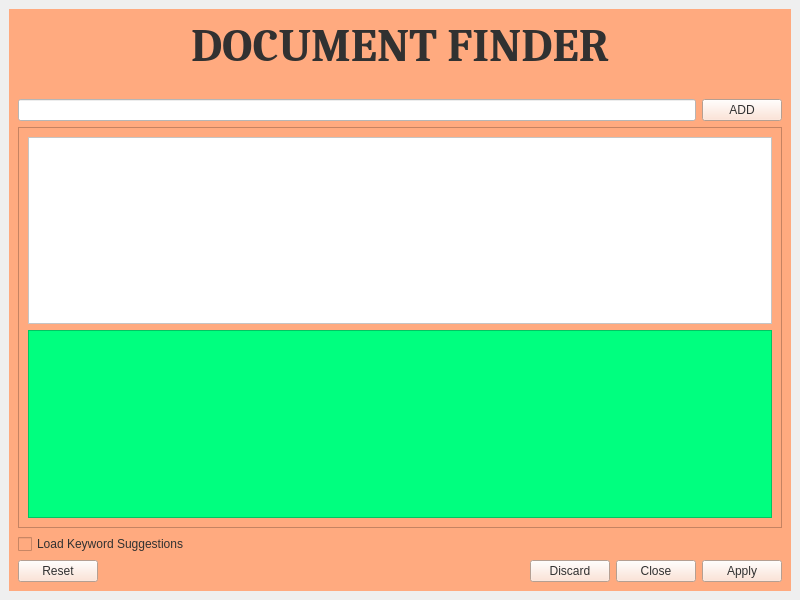
Old version of the form AutoNBS_GUI/sample.ui in the repository harsha0571/Automated_NLP_Based_Data_Handler.
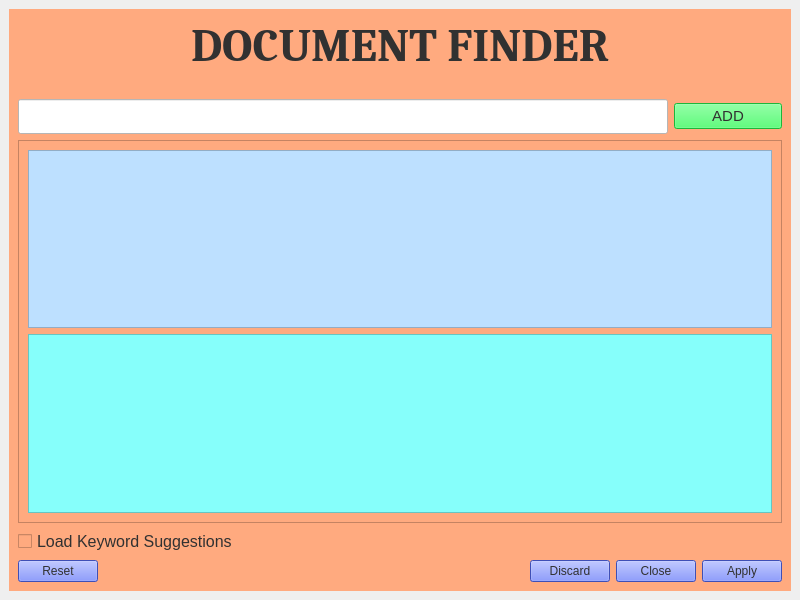
New version of the form. The open tabs and pages were chosen to show the change.

What changed in the file:
```diff
--- a/AutoNBS_GUI/sample.ui
+++ b/AutoNBS_GUI/sample.ui
@@ -226,6 +226,23 @@
          <layout class="QHBoxLayout" name="horizontalLayout">
           <item>
            <widget class="QLineEdit" name="keyEntry">
+            <property name="minimumSize">
+             <size>
+              <width>0</width>
+              <height>35</height>
+             </size>
+            </property>
+            <property name="maximumSize">
+             <size>
+              <width>650</width>
+              <height>16777215</height>
+             </size>
+            </property>
+            <property name="font">
+             <font>
+              <pointsize>13</pointsize>
+             </font>
+            </property>
             <property name="styleSheet">
              <string notr="true">background-color: rgb(255, 255, 255);
  color: rgb(0, 0, 0);</string>
@@ -234,11 +251,25 @@
           </item>
           <item>
            <widget class="QPushButton" name="addKey">
+            <property name="minimumSize">
+             <size>
+              <width>0</width>
+              <height>0</height>
+             </size>
+            </property>
+            <property name="maximumSize">
+             <size>
+              <width>180</width>
+              <height>16777215</height>
+             </size>
+            </property>
+            <property name="font">
+             <font>
+              <pointsize>11</pointsize>
+             </font>
+            </property>
             <property name="styleSheet">
-             <string notr="true">border-color: rgb(0, 0, 0);
-background-color: rgb(254, 222, 205);
-border-left-color: rgb(0, 0, 0);
-border-top-color: rgb(0, 0, 0);</string>
+             <string notr="true">background-color: rgb(39, 255, 82);</string>
             </property>
             <property name="text">
              <string>ADD</string>
@@ -258,22 +289,34 @@
              <x>0</x>
              <y>0</y>
              <width>754</width>
-             <height>345</height>
+             <height>322</height>
             </rect>
            </property>
            <layout class="QVBoxLayout" name="verticalLayout_3">
             <item>
              <widget class="QListView" name="availableKeys">
+              <property name="font">
+               <font>
+                <pointsize>13</pointsize>
+               </font>
+              </property>
               <property name="styleSheet">
-               <string notr="true">background-color: rgb(255, 255, 255);</string>
+               <string notr="true">background-color: rgb(189, 224, 255);</string>
               </property>
              </widget>
             </item>
             <item>
              <widget class="QListView" name="selectedKeys">
+              <property name="font">
+               <font>
+                <family>Times New Roman</family>
+                <pointsize>13</pointsize>
+               </font>
+              </property>
               <property name="styleSheet">
-               <string notr="true">background-color: rgb(0, 255, 0);
- background-color: rgb(0, 255, 127);</string>
+               <string notr="true">background-color: rgb(134, 255, 251);
+
+</string>
               </property>
              </widget>
             </item>
@@ -283,22 +326,54 @@
         </item>
         <item>
          <widget class="QCheckBox" name="checkSuggestions">
+          <property name="font">
+           <font>
+            <pointsize>12</pointsize>
+            <bold>false</bold>
+           </font>
+          </property>
           <property name="text">
            <string>Load Keyword Suggestions</string>
           </property>
+          <property name="iconSize">
+           <size>
+            <width>15</width>
+            <height>15</height>
+           </size>
+          </property>
+          <property name="shortcut">
+           <string>Backspace</string>
+          </property>
+          <property name="checked">
+           <bool>false</bool>
+          </property>
          </widget>
         </item>
         <item>
          <widget class="QDialogButtonBox" name="buttonBox">
+          <property name="font">
+           <font>
+            <family>Segoe UI</family>
+            <pointsize>13</pointsize>
+            <italic>false</italic>
+            <bold>false</bold>
+           </font>
+          </property>
           <property name="styleSheet">
            <string notr="true">border-color: rgb(0, 0, 0);
-background-color: rgb(254, 222, 205);
+font: 13pt &quot;Segoe UI&quot;;
 border-left-color: rgb(0, 0, 0);
-border-top-color: rgb(0, 0, 0);</string>
+border-top-color: rgb(0, 0, 0);
+background-color: rgb(88, 110, 255);
+
+</string>
           </property>
           <property name="standardButtons">
            <set>QDialogButtonBox::Apply|QDialogButtonBox::Close|QDialogButtonBox::Discard|QDialogButtonBox::Reset</set>
           </property>
+          <property name="centerButtons">
+           <bool>false</bool>
+          </property>
          </widget>
         </item>
        </layout>
```
Left out of the diff: 83 changed lines with no effect on the pictures.
